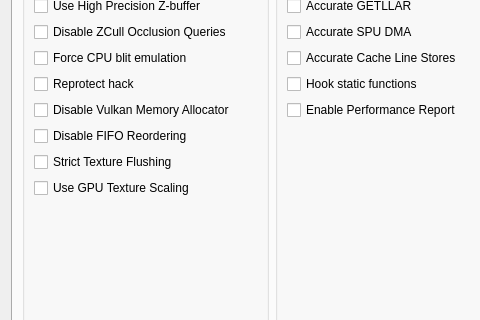
Above: rpcs3/rpcs3qt/settings_dialog.ui from Napper64/rpcs3 before the change; both pictures show x 0 to 480 and y 183 to 503 of the 796 by 744 pixel window. Below: the same form after it.
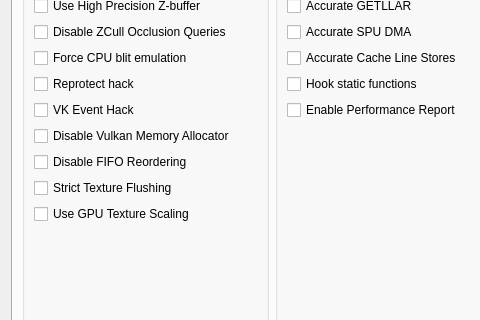
That is the form after the change. Icons and pictures are not drawn.

Commit message:
VK Event Hack (Thanks to @Xcedf)
Known to improve performance where Write Color Buffer or Write Depth Buffer is used

```diff
--- a/rpcs3/rpcs3qt/settings_dialog.ui
+++ b/rpcs3/rpcs3qt/settings_dialog.ui
@@ -3549,6 +3549,13 @@
               </property>
              </widget>
             </item>
+            <item>
+             <widget class="QCheckBox" name="vk_event_hack">
+              <property name="text">
+               <string>VK Event Hack</string>
+              </property>
+             </widget>
+            </item>
             <item>
              <widget class="QCheckBox" name="disableVulkanMemAllocator">
               <property name="text">
```
The commit also changes 5 other files.
